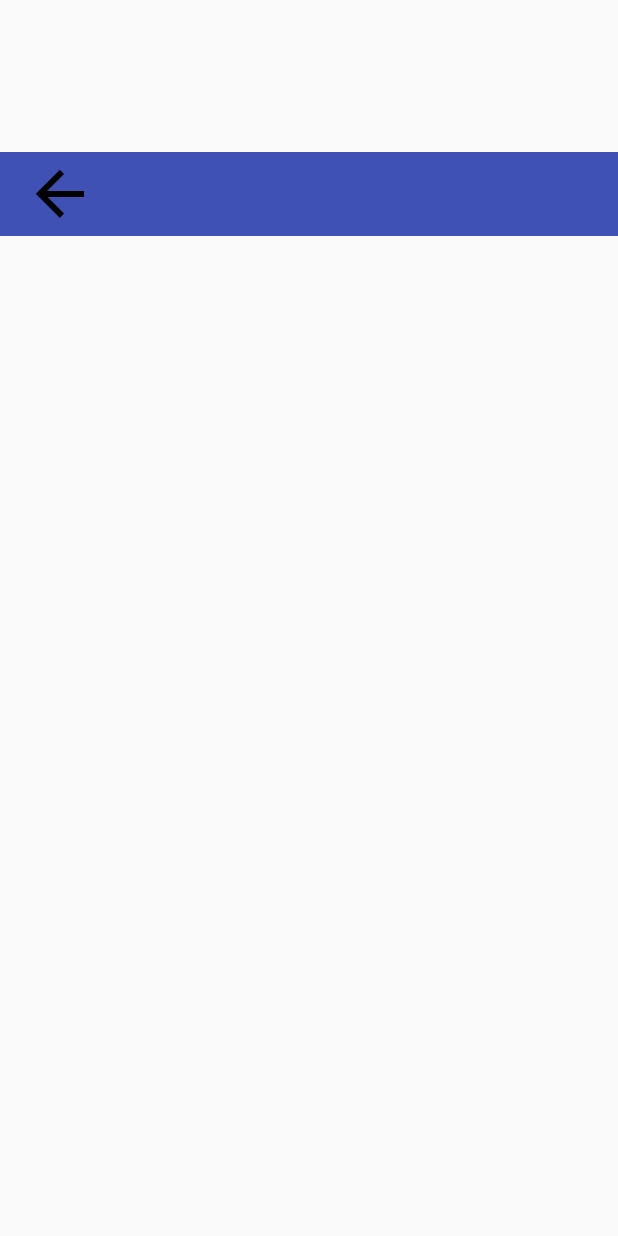
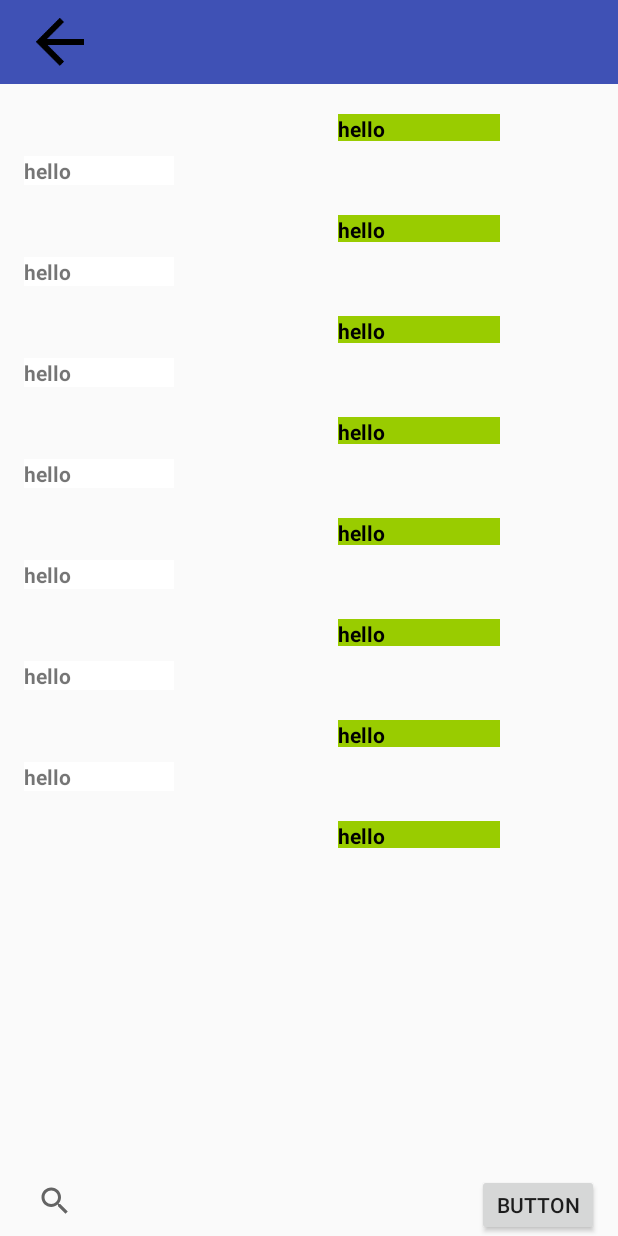
Before and after one commit to Charnpreet/Shift-Swap, an Android app: the fragment chat_fragment_for_individual shown on its own in the app's theme, on a phone screen of 412 x 824 dp. Run offline under Robolectric (Android 15) with nearby library versions, the phone set to English and light mode, and no system bars.

Commit message:
more updates
imporved layouts for chat,
fixes search bar layout error,
added activity container to host indvidual chat fragments

```diff
--- a/app/src/main/AndroidManifest.xml
+++ b/app/src/main/AndroidManifest.xml
@@ -27,7 +27,8 @@
             android:label="@string/title_activity_after_login"
             android:screenOrientation="portrait"
             android:theme="@style/AppTheme.NoActionBar" />
-        <activity android:name=".Chat_Activity"></activity>
+        <activity android:name=".Chat_Activity" />
+        <activity android:name=".individual_chat_Holder_Activity"></activity>
     </application>
 
 </manifest>
--- a/app/src/main/java/com/example/charnpreet/shiftswap/ReOccuring_Availability_Fragment.java
+++ b/app/src/main/java/com/example/charnpreet/shiftswap/ReOccuring_Availability_Fragment.java
@@ -18,7 +18,6 @@ public class ReOccuring_Availability_Fragment extends Fragment {
     RecyclerView recyclerView;
     View view;
     Utility utility;
-    Cursor cursor;
     @Nullable
     @Override
     public View onCreateView(@NonNull LayoutInflater inflater, @Nullable ViewGroup container, @Nullable Bundle savedInstanceState) {
@@ -32,7 +31,6 @@ public class ReOccuring_Availability_Fragment extends Fragment {
         recyclerView = view.findViewById(R.id.enteravailability);
         utility= Utility.getUtility();
         recyclerView.setLayoutManager(new LinearLayoutManager(getContext()));
-        //recyclerView.setAdapter(new ReOccuring_Availability_Adapter(utility.ExecutingDaysQuerry(databaseHelper, cursor), view.getContext()));
         ((AppCompatActivity)getActivity()).getSupportActionBar().setTitle("Availability");
     }
 
--- a/app/src/main/java/com/example/charnpreet/shiftswap/chat_fragment_for_individual.java
+++ b/app/src/main/java/com/example/charnpreet/shiftswap/chat_fragment_for_individual.java
@@ -1,12 +1,19 @@
 package com.example.charnpreet.shiftswap;
 
 import android.annotation.TargetApi;
+import android.content.Intent;
 import android.os.Build;
 import android.os.Bundle;
 import android.support.annotation.NonNull;
 import android.support.annotation.Nullable;
 import android.support.v4.app.Fragment;
+import android.support.v4.app.FragmentManager;
+import android.support.v4.app.FragmentTransaction;
+import android.support.v7.widget.DividerItemDecoration;
+import android.support.v7.widget.LinearLayoutManager;
+import android.support.v7.widget.RecyclerView;
 import android.support.v7.widget.Toolbar;
+import android.util.Log;
 import android.view.LayoutInflater;
 import android.view.View;
 import android.view.ViewGroup;
@@ -15,24 +22,40 @@ import android.widget.TextView;
 
 import java.util.Objects;
 
-public class chat_fragment_for_individual extends Fragment {
+public class chat_fragment_for_individual extends Fragment implements View.OnClickListener {
     private Toolbar toolbar;
     private ImageView backarrow;
     private TextView toolbarTextView;
+    private RecyclerView recyclerView;
     private View view;
 
     @Nullable
     @Override
     public View onCreateView(@NonNull LayoutInflater inflater, @Nullable ViewGroup container, @Nullable Bundle savedInstanceState) {
         view = inflater.inflate(R.layout.chat_fragment_for_individual_user, container,false);
+        Init();
         return view;
     }
-    @TargetApi(Build.VERSION_CODES.KITKAT)
     private void Init(){
         toolbar = view.findViewById(R.id.chat_fragment_toolbar);
         backarrow= view.findViewById(R.id.chat_fragment_back_Arrow);
+        recyclerView = view.findViewById(R.id.recyclerView_for_individual_chat_fragment);
+        backarrow.setOnClickListener(this);
         toolbarTextView = view.findViewById(R.id.chat_fragment_toolbar_text_view);
-        ((MainActivity)Objects.requireNonNull(getActivity())).setSupportActionBar(toolbar);
-
+        InitRecyclerView();
+    }
+    private void InitRecyclerView(){
+        RecyclerView.LayoutManager m = new LinearLayoutManager(view.getContext());
+        recyclerView.setLayoutManager(m);
+        recyclerView.setAdapter(new chat_fragment_for_individual_adapter());
+    }
+    @Override
+    public void onClick(View view) {
+        /* this calls individual_chat_Holder_Activity activity,
+         *  after individual_chat_Holder_Activity shows last hosted fragment
+         * */
+        Intent myintent = new Intent(view.getContext(), Chat_Activity.class);
+        myintent.setFlags((Intent.FLAG_ACTIVITY_REORDER_TO_FRONT));
+        (view.getContext()).startActivity(myintent);
     }
 }
--- /dev/null
+++ b/app/src/main/java/com/example/charnpreet/shiftswap/chat_fragment_for_individual_adapter.java
@@ -0,0 +1,44 @@
+package com.example.charnpreet.shiftswap;
+
+import android.support.annotation.NonNull;
+import android.support.v7.widget.RecyclerView;
+import android.support.v7.widget.Toolbar;
+import android.view.LayoutInflater;
+import android.view.View;
+import android.view.ViewGroup;
+import android.widget.ImageView;
+import android.widget.TextView;
+
+public class chat_fragment_for_individual_adapter extends RecyclerView.Adapter<chat_fragment_for_individual_adapter.chat_fragment_for_individual_adapter_view_holder> {
+
+    @NonNull
+    @Override
+    public chat_fragment_for_individual_adapter_view_holder onCreateViewHolder(@NonNull ViewGroup viewGroup, int i) {
+        LayoutInflater inflater = LayoutInflater.from(viewGroup.getContext());
+        View view = inflater.inflate(R.layout.individual_chat_fragment_adapter_layout,viewGroup, false);
+        return new chat_fragment_for_individual_adapter_view_holder(view);
+    }
+
+    @Override
+    public void onBindViewHolder(@NonNull chat_fragment_for_individual_adapter_view_holder chat_fragment_for_individual_adapter_view_holder, int i) {
+
+    }
+
+    @Override
+    public int getItemCount() {
+
+        return 150;
+    }
+
+    public class chat_fragment_for_individual_adapter_view_holder extends RecyclerView.ViewHolder {
+
+        public chat_fragment_for_individual_adapter_view_holder(@NonNull View itemView) {
+            super(itemView);
+        }
+
+        private void Init(){
+            //((MainActivity)(getActivity())).setSupportActionBar(toolbar);
+
+        }
+    }
+}
--- a/app/src/main/res/layout/chat_fragment_for_individual_user.xml
+++ b/app/src/main/res/layout/chat_fragment_for_individual_user.xml
@@ -3,52 +3,20 @@
     xmlns:app="http://schemas.android.com/apk/res-auto"
     xmlns:tools="http://schemas.android.com/tools"
     android:id="@+id/chat_fragment"
+    android:theme="@style/AppTheme.NoActionBar"
     android:layout_width="match_parent"
     android:layout_height="match_parent">
 
-    <TextView
-        android:id="@+id/incomingText"
-        android:layout_width="wrap_content"
-        android:layout_height="wrap_content"
-        android:layout_marginStart="307dp"
-        android:layout_marginLeft="307dp"
-        android:layout_marginTop="31dp"
-        android:layout_marginEnd="21dp"
-        android:layout_marginRight="21dp"
-        android:layout_marginBottom="405dp"
-        app:layout_constraintBottom_toBottomOf="parent"
-        app:layout_constraintEnd_toEndOf="parent"
-        app:layout_constraintStart_toStartOf="parent"
-        app:layout_constraintTop_toBottomOf="@+id/chat_fragment_toolbar" />
-
-    <TextView
-        android:id="@+id/outgoingtext"
-        android:layout_width="wrap_content"
-        android:layout_height="wrap_content"
-        android:layout_marginStart="16dp"
-        android:layout_marginLeft="16dp"
-        android:layout_marginTop="50dp"
-        android:layout_marginEnd="300dp"
-        android:layout_marginRight="300dp"
-        android:layout_marginBottom="336dp"
-        app:layout_constraintBottom_toBottomOf="parent"
-        app:layout_constraintEnd_toEndOf="parent"
-        app:layout_constraintHorizontal_bias="1.0"
-        app:layout_constraintStart_toStartOf="parent"
-        app:layout_constraintTop_toBottomOf="@+id/incomingText"
-        app:layout_constraintVertical_bias="0.0" />
 
     <android.support.v7.widget.Toolbar
         android:id="@+id/chat_fragment_toolbar"
         android:layout_width="match_parent"
         android:layout_height="wrap_content"
-        android:layout_marginBottom="8dp"
         android:background="?attr/colorPrimary"
         android:minHeight="?attr/actionBarSize"
         android:theme="?attr/actionBarTheme"
-        app:layout_constraintBottom_toTopOf="@+id/incomingText"
         app:layout_constraintEnd_toEndOf="parent"
-        app:layout_constraintHorizontal_bias="0.6"
+        app:layout_constraintHorizontal_bias="0.0"
         app:layout_constraintStart_toStartOf="parent"
         app:layout_constraintTop_toTopOf="parent">
 
@@ -77,4 +45,38 @@
         app:layout_constraintTop_toTopOf="@+id/chat_fragment_toolbar"
         app:layout_constraintVertical_bias="0.56" />
 
+    <android.support.v7.widget.RecyclerView
+        android:id="@+id/recyclerView_for_individual_chat_fragment"
+        android:layout_width="383dp"
+        android:layout_height="509dp"
+        app:layout_constraintBottom_toBottomOf="parent"
+        app:layout_constraintEnd_toEndOf="parent"
+        app:layout_constraintHorizontal_bias="0.0"
+        app:layout_constraintStart_toStartOf="parent"
+        app:layout_constraintTop_toBottomOf="@+id/chat_fragment_toolbar"
+        app:layout_constraintVertical_bias="0.0"></android.support.v7.widget.RecyclerView>
+
+    <SearchView
+        android:id="@+id/searchView"
+        android:layout_width="293dp"
+        android:layout_height="47dp"
+        android:layout_marginTop="6dp"
+        app:layout_constraintBottom_toBottomOf="parent"
+        app:layout_constraintEnd_toStartOf="@+id/button"
+        app:layout_constraintStart_toStartOf="parent"
+        app:layout_constraintTop_toBottomOf="@+id/recyclerView_for_individual_chat_fragment"
+        app:layout_constraintVertical_bias="1.0" />
+
+    <Button
+        android:id="@+id/button"
+        android:layout_width="81dp"
+        android:layout_height="41dp"
+        android:layout_marginTop="6dp"
+        android:text="Button"
+        app:layout_constraintBottom_toBottomOf="parent"
+        app:layout_constraintEnd_toEndOf="parent"
+        app:layout_constraintStart_toEndOf="@+id/searchView"
+        app:layout_constraintTop_toBottomOf="@+id/recyclerView_for_individual_chat_fragment"
+        app:layout_constraintVertical_bias="1.0" />
+
 </android.support.constraint.ConstraintLayout>
--- /dev/null
+++ b/app/src/main/res/layout/individual_chat_fragment_adapter_layout.xml
@@ -0,0 +1,45 @@
+<?xml version="1.0" encoding="utf-8"?>
+<android.support.constraint.ConstraintLayout xmlns:android="http://schemas.android.com/apk/res/android"
+    xmlns:tools="http://schemas.android.com/tools"
+    android:layout_width="wrap_content"
+    android:layout_height="wrap_content"
+    xmlns:app="http://schemas.android.com/apk/res-auto">
+
+    <TextView
+        android:id="@+id/incomingText"
+        android:layout_width="108dp"
+        android:layout_height="18dp"
+        android:layout_marginStart="307dp"
+        android:layout_marginLeft="307dp"
+        android:layout_marginTop="20dp"
+        android:layout_marginEnd="50dp"
+        android:layout_marginRight="50dp"
+        android:background="@android:color/holo_green_light"
+        android:text="hello"
+        android:textColor="@color/common_google_signin_btn_text_dark_focused"
+        android:textStyle="bold"
+        app:layout_constraintEnd_toEndOf="parent"
+        app:layout_constraintHorizontal_bias="1.0"
+        app:layout_constraintStart_toStartOf="parent"
+        app:layout_constraintTop_toTopOf="parent" />
+
+    <TextView
+        android:id="@+id/outgoingtext"
+        android:layout_width="100dp"
+        android:layout_height="wrap_content"
+        android:layout_marginStart="16dp"
+        android:layout_marginLeft="16dp"
+        android:layout_marginTop="10dp"
+        android:layout_marginEnd="300dp"
+        android:layout_marginRight="300dp"
+        android:background="@android:color/background_light"
+        android:text="hello"
+        android:textStyle="bold"
+        app:layout_constraintBottom_toBottomOf="parent"
+        app:layout_constraintEnd_toEndOf="parent"
+        app:layout_constraintHorizontal_bias="0.0"
+        app:layout_constraintStart_toStartOf="parent"
+        app:layout_constraintTop_toBottomOf="@+id/incomingText"
+        app:layout_constraintVertical_bias="1.0" />
+
+</android.support.constraint.ConstraintLayout>
```
Also changed, not shown: app/src/main/java/com/example/charnpreet/shiftswap/Chat_Activity.java (+11 -8 lines), app/src/main/java/com/example/charnpreet/shiftswap/ShiftSwap.java (+0 -12 lines), app/src/main/java/com/example/charnpreet/shiftswap/chat_activity_adapter.java (+31 -10 lines), app/src/main/java/com/example/charnpreet/shiftswap/individual_chat_Holder_Activity.java (added, +28 -0 lines), app/src/main/res/layout/activity_chat_.xml (+9 -8 lines), app/src/main/res/layout/activity_individual_chat__holder_.xml (added, +11 -0 lines), app/src/main/res/layout/chat_activity_adapter_layout.xml (+9 -7 lines), 2 other files.
